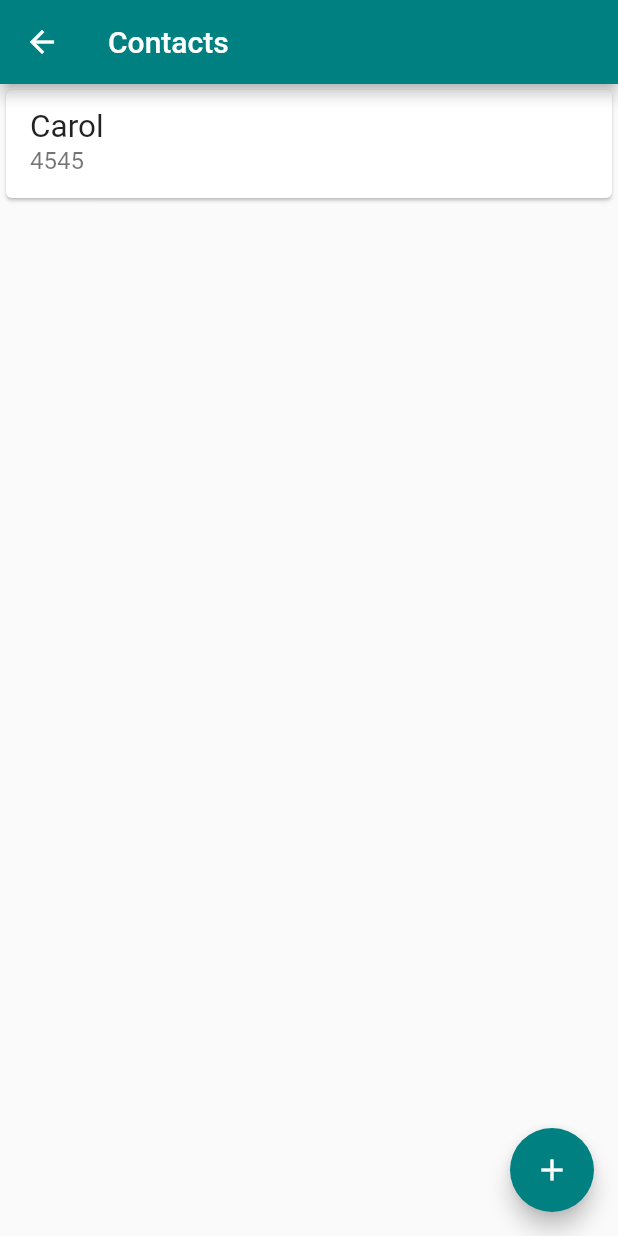
After one commit to CarolinaVanuchi/bytebank-contato, a Flutter app: the screen it shows after launch, after a tap on "Contact", on a phone screen of 412 x 824 dp. The commit adds this screen. Run offline on Flutter 3.47's test engine with Material 2 defaults, Android fonts, the phone set to English and light mode, and no system bars.

Commit message:
tela de lista e navegacao

```diff
--- a/lib/main.dart
+++ b/lib/main.dart
@@ -1,3 +1,5 @@
+import 'package:bytebank/screeens/contacts_list.dart';
+import 'package:bytebank/screeens/dashboard.dart';
 import 'package:flutter/material.dart';
 
 void main() {
@@ -19,43 +21,3 @@ class BytebankApp extends StatelessWidget {
     );
   }
 }
-
-class Dashboard extends StatelessWidget {
-  static const primaryColor = Color.fromARGB(255, 0, 128, 128);
-
-  @override
-  Widget build(BuildContext context) {
-    return Scaffold(
-        appBar: AppBar(
-        title: const Text('Bytebank'),
-        backgroundColor: primaryColor
-        ),
-        body: Column(
-          mainAxisAlignment: MainAxisAlignment.spaceBetween,
-          crossAxisAlignment: CrossAxisAlignment.start,
-          children: [
-            Padding(
-              padding: const EdgeInsets.all(8.0),
-              child: Image.asset('images/logo.png'),
-            ),
-            Padding(
-              padding: const EdgeInsets.all(8.0),
-              child: Container(
-                padding: const EdgeInsets.all(8.0),
-                height: 100,
-                width: 150,
-                color: primaryColor,
-                child: Column(
-                  mainAxisAlignment: MainAxisAlignment.spaceBetween,
-                  crossAxisAlignment: CrossAxisAlignment.start,
-                  children: const [
-                  Icon(Icons.people, color: Colors.white, size: 32.0,),
-                  Text('Contact', style: TextStyle(color: Colors.white, fontSize: 18.0))
-                ]),
-            )
-            )
-          ],
-        ),
-      );
-  }
-}
--- /dev/null
+++ b/lib/screeens/contacts_list.dart
@@ -0,0 +1,34 @@
+import 'package:flutter/material.dart';
+import 'package:flutter/widgets.dart';
+
+class ContactsList extends StatelessWidget {
+  static const primaryColor = Color.fromARGB(255, 0, 128, 128);
+
+  @override
+  Widget build(BuildContext context) {
+    return Scaffold(
+      appBar: AppBar(
+        backgroundColor: primaryColor,
+        title: const Text('Contacts'),
+      ),
+        body: ListView(
+          children: [
+            Card(
+              child: ListTile(
+                title: Text('Carol', style: TextStyle(fontSize: 21.0),),
+                subtitle: Text('4545', style: TextStyle(fontSize: 16.0),),
+              ),
+            ),
+          ],
+        ),
+        floatingActionButton: FloatingActionButton(
+          backgroundColor: primaryColor,
+          onPressed: null,
+          child: Icon(
+            Icons.add,
+          )
+        ),
+    );
+  }
+
+}
--- /dev/null
+++ b/lib/screeens/dashboard.dart
@@ -0,0 +1,50 @@
+
+import 'package:bytebank/screeens/contacts_list.dart';
+import 'package:flutter/material.dart';
+
+class Dashboard extends StatelessWidget {
+  static const primaryColor = Color.fromARGB(255, 0, 128, 128);
+
+  @override
+  Widget build(BuildContext context) {
+    return Scaffold(
+        appBar: AppBar(
+        title: const Text('Bytebank'),
+        backgroundColor: primaryColor
+        ),
+        body: Column(
+          mainAxisAlignment: MainAxisAlignment.spaceBetween,
+          crossAxisAlignment: CrossAxisAlignment.start,
+          children: [
+            Padding(
+              padding: const EdgeInsets.all(8.0),
+              child: Image.asset('images/logo.png'),
+            ),
+            Padding(
+              padding: const EdgeInsets.all(8.0),
+              child: Material(
+                color: primaryColor,
+                child: InkWell (
+                  onTap: () {
+                    Navigator.of(context).push(MaterialPageRoute(builder: (context) => ContactsList()));
+                  },
+                  child: Container(
+                    padding: const EdgeInsets.all(8.0),
+                    height: 100,
+                    width: 150,
+                    child: Column(
+                    mainAxisAlignment: MainAxisAlignment.spaceBetween,
+                      crossAxisAlignment: CrossAxisAlignment.start,
+                      children: const [
+                      Icon(Icons.people, color: Colors.white, size: 32.0,),
+                      Text('Contact', style: TextStyle(color: Colors.white, fontSize: 18.0))
+                    ]),
+                  )
+              )
+              )
+            )
+          ],
+        ),
+      );
+  }
+}
```
